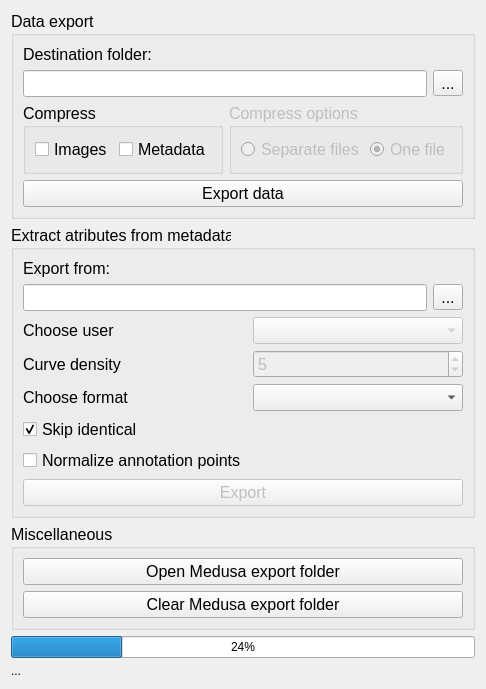
Old version of the form trunk/src/edr/src/plugins/medusaExporter/ui/medusaExporter.ui in the repository mk4me/hm-mde-one.
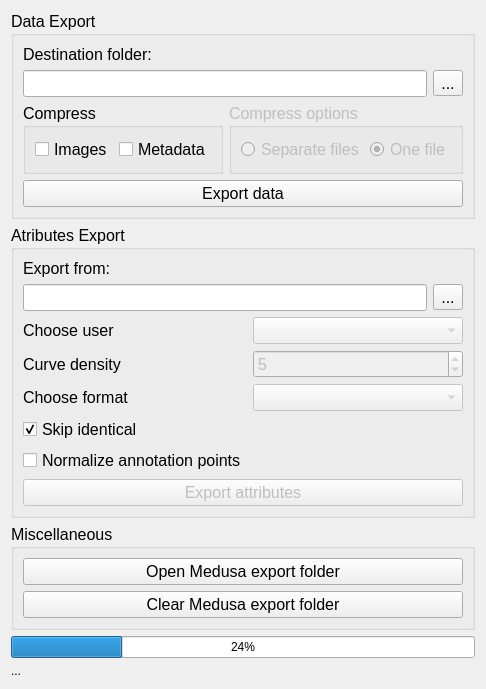
New version of the form.

Commit message: Poprawki eksportera medusa Poprawki w MDE

The edit to the form file:
```diff
--- a/trunk/src/edr/src/plugins/medusaExporter/ui/medusaExporter.ui
+++ b/trunk/src/edr/src/plugins/medusaExporter/ui/medusaExporter.ui
@@ -38,7 +38,7 @@
            </font>
           </property>
           <property name="title">
-           <string>Data export</string>
+           <string>Data Export</string>
           </property>
           <layout class="QGridLayout" name="gridLayout_2">
            <item row="3" column="1" colspan="2">
@@ -174,7 +174,7 @@
            </font>
           </property>
           <property name="title">
-           <string>Extract atributes from metadata</string>
+           <string>Atributes Export</string>
           </property>
           <layout class="QGridLayout" name="gridLayout">
            <item row="8" column="0" colspan="3">
@@ -183,7 +183,7 @@
               <bool>false</bool>
              </property>
              <property name="text">
-              <string>Export</string>
+              <string>Export attributes</string>
              </property>
              <property name="checkable">
               <bool>true</bool>
@@ -244,7 +244,7 @@
            <item row="5" column="1" colspan="2">
             <widget class="QComboBox" name="chooseFormatComboBox">
              <property name="enabled">
-              <bool>true</bool>
+              <bool>false</bool>
              </property>
             </widget>
            </item>
```
The commit also changes 8 other files.
